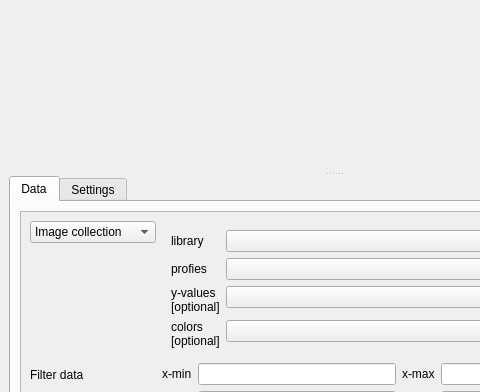
The window that enmapbox/coreapps/spectralsurfaceplottingapp/spectralsurfaceplottingwindow.ui (EnMAP-Box/enmap-box) describes before a commit, drawn with Qt 5; both pictures show x 0 to 480 and y 0 to 392 of the 668 by 772 pixel window.
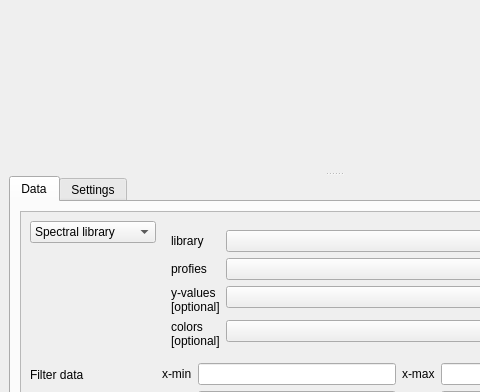
The same window after the commit. The open tabs and pages were chosen to show the change. Custom widgets are drawn as their Qt base class.

Commit message: fixed menu button in case of missing pyvista package

Patch:
```diff
--- a/enmapbox/coreapps/spectralsurfaceplottingapp/spectralsurfaceplottingwindow.ui
+++ b/enmapbox/coreapps/spectralsurfaceplottingapp/spectralsurfaceplottingwindow.ui
@@ -48,7 +48,7 @@
               <x>0</x>
               <y>0</y>
               <width>622</width>
-              <height>493</height>
+              <height>504</height>
              </rect>
             </property>
             <layout class="QVBoxLayout" name="verticalLayout_3">
@@ -69,7 +69,7 @@
                   </sizepolicy>
                  </property>
                  <property name="currentIndex">
-                  <number>2</number>
+                  <number>1</number>
                  </property>
                  <item>
                   <property name="text">
```
Left out of the diff: 6 changed lines with no effect on the pictures. The commit also changes 1 other file.
